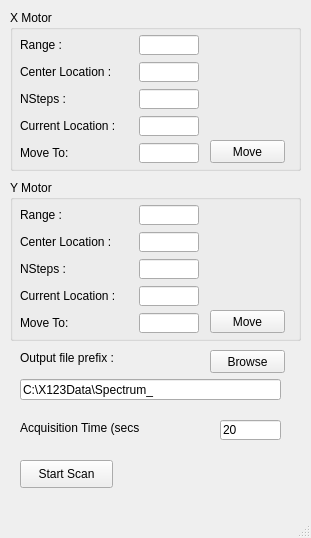
First picture: the form in gridscan_mainwin.ui, repository hgarbeil/GridScan, before the edit.
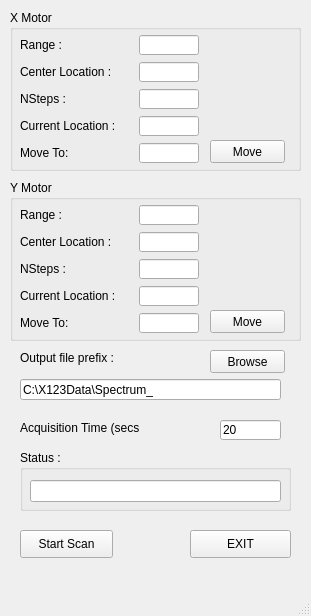
Second picture: the form after the edit.

Patch:
```diff
--- a/gridscan_mainwin.ui
+++ b/gridscan_mainwin.ui
@@ -7,7 +7,7 @@
     <x>0</x>
     <y>0</y>
     <width>311</width>
-    <height>538</height>
+    <height>616</height>
    </rect>
   </property>
   <property name="windowTitle">
@@ -171,7 +171,7 @@
     <property name="geometry">
      <rect>
       <x>20</x>
-      <y>460</y>
+      <y>530</y>
       <width>93</width>
       <height>28</height>
      </rect>
@@ -398,6 +398,42 @@
      <string>20</string>
     </property>
    </widget>
+   <widget class="QGroupBox" name="groupBox_3">
+    <property name="geometry">
+     <rect>
+      <x>20</x>
+      <y>450</y>
+      <width>271</width>
+      <height>61</height>
+     </rect>
+    </property>
+    <property name="title">
+     <string>Status :</string>
+    </property>
+    <widget class="QLineEdit" name="statusLE">
+     <property name="geometry">
+      <rect>
+       <x>10</x>
+       <y>30</y>
+       <width>251</width>
+       <height>22</height>
+      </rect>
+     </property>
+    </widget>
+   </widget>
+   <widget class="QPushButton" name="exitButton">
+    <property name="geometry">
+     <rect>
+      <x>190</x>
+      <y>530</y>
+      <width>101</width>
+      <height>28</height>
+     </rect>
+    </property>
+    <property name="text">
+     <string>EXIT</string>
+    </property>
+   </widget>
   </widget>
   <widget class="QMenuBar" name="menubar">
    <property name="geometry">
```
